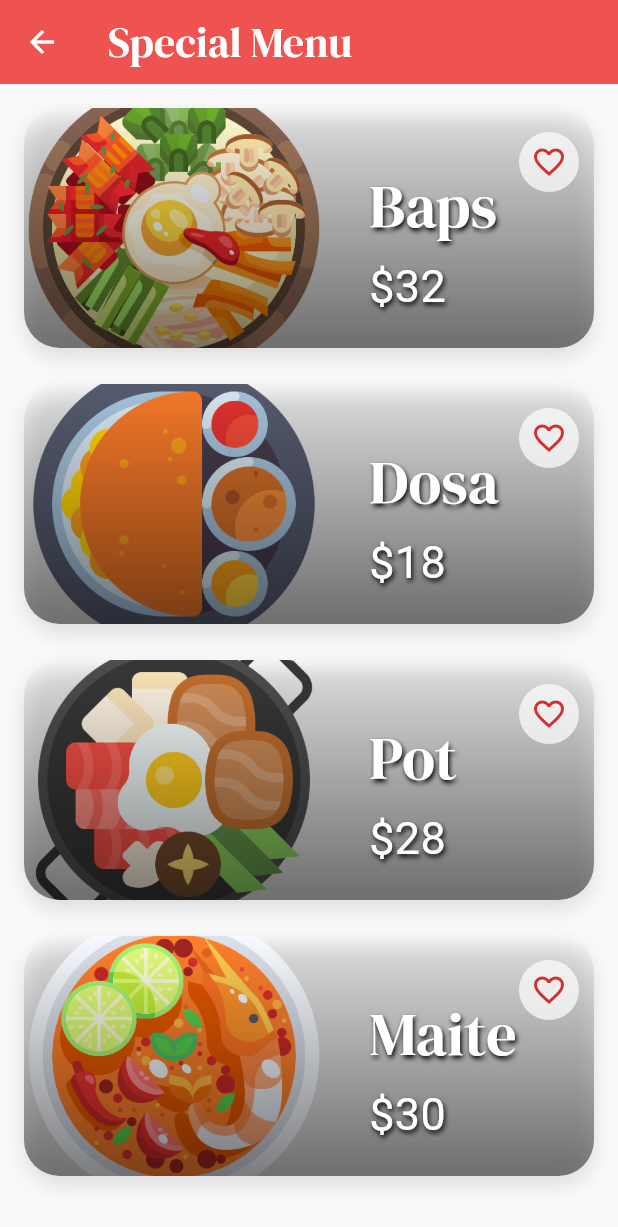
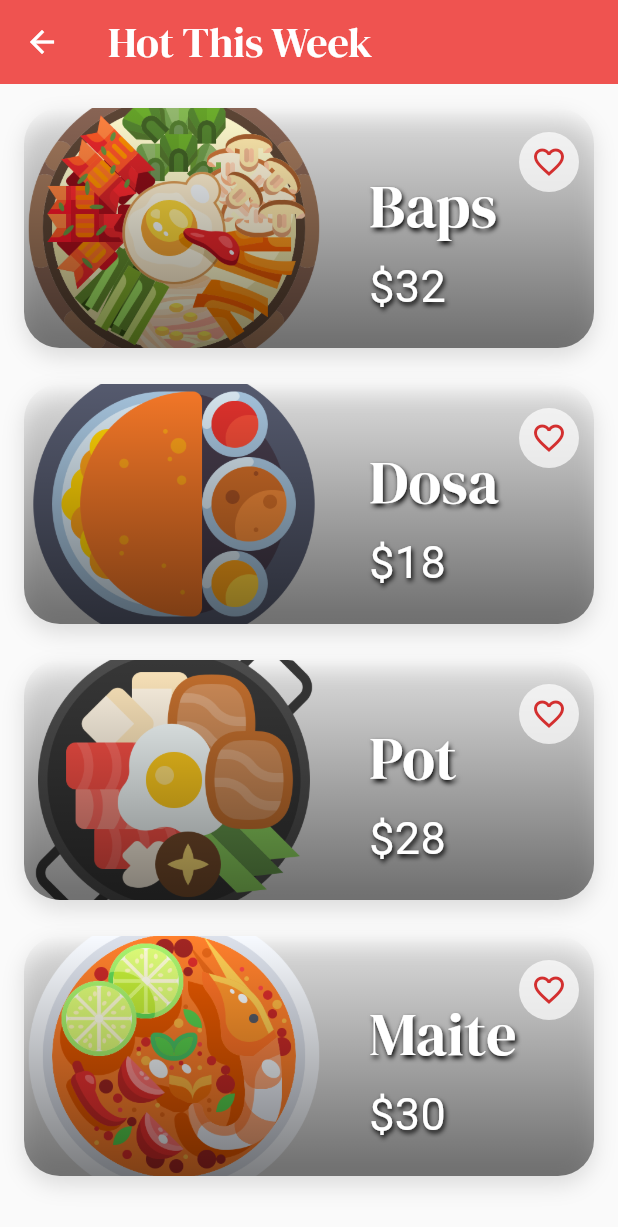
Before and after one commit to arshadjaji98/menu_app, a Flutter app: the HotThisWeek screen opened directly, on a phone screen of 412 x 824 dp. Shown: the top 1227 px of the screen. Run offline on Flutter 3.47's test engine with Material 3 defaults, Android fonts, the light colour scheme and no system bars; our stand-ins replace firebase_core, google_fonts, hive_flutter; missing offline and left inert: pay; accounts and stored records are empty.

Commit message:
minor changes

```diff
--- a/lib/drawer/hot_this_week.dart
+++ b/lib/drawer/hot_this_week.dart
@@ -25,7 +25,7 @@ class HotThisWeek extends StatelessWidget {
       appBar: AppBar(
         foregroundColor: Colors.white,
         title: Text(
-          "Special Menu",
+          "Hot This Week",
           style: GoogleFonts.dmSerifDisplay(fontSize: 28, color: Colors.white),
         ),
         backgroundColor: Colors.red[400],
```
